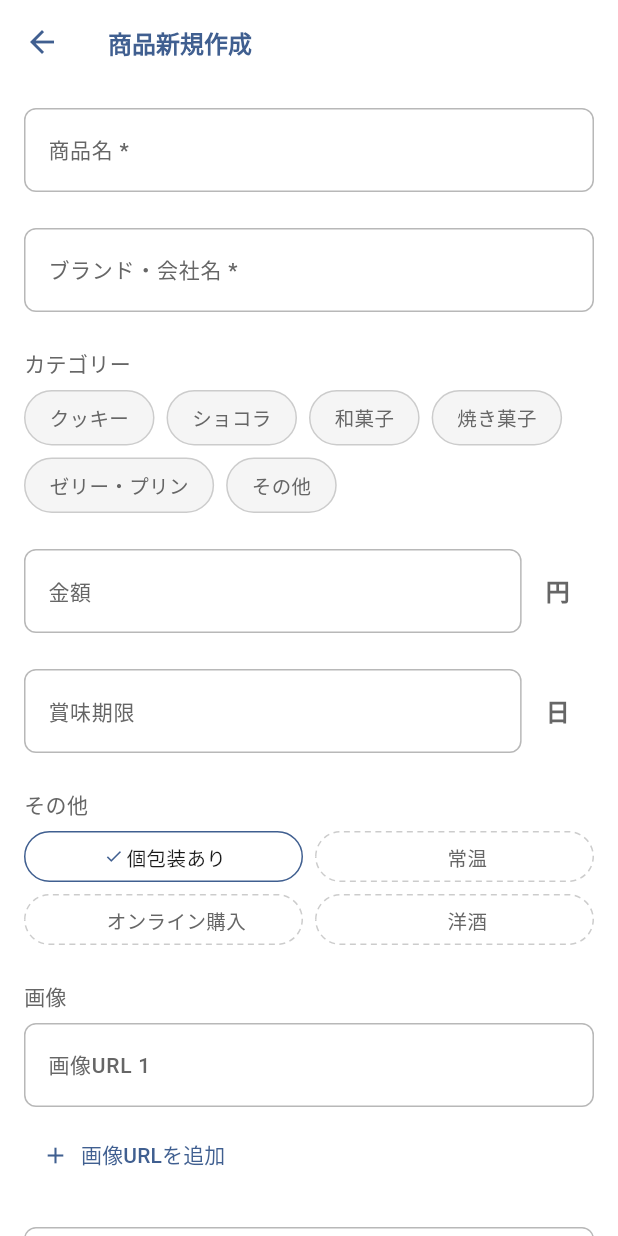
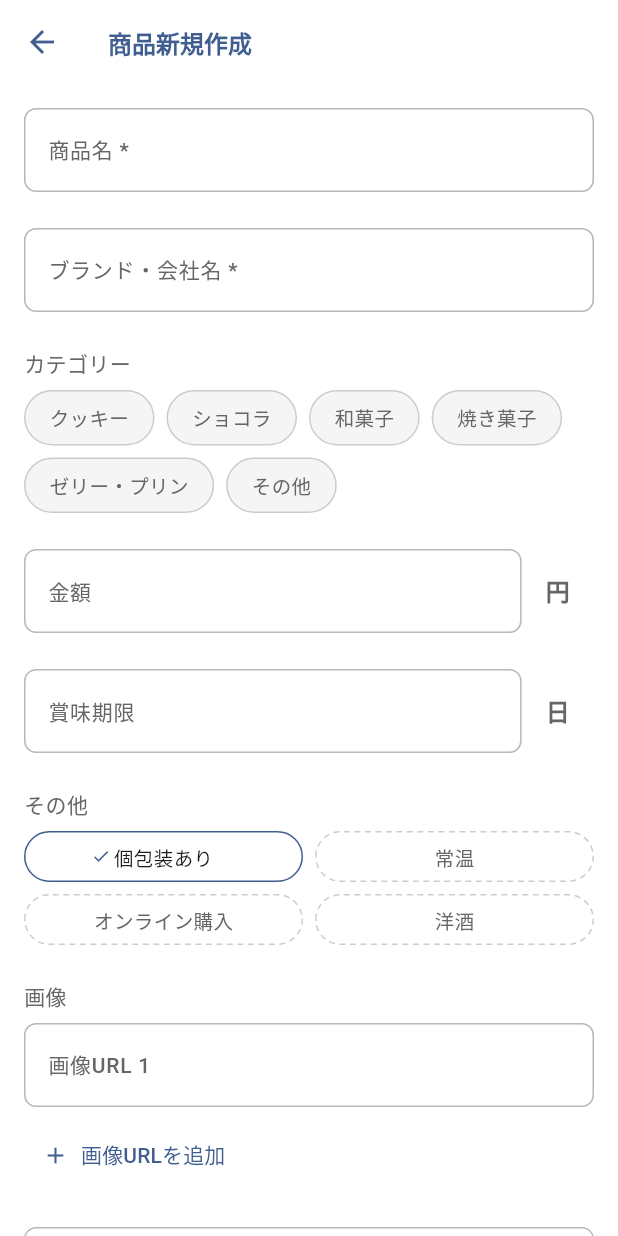
Before and after one commit to erablea/admin_app, a Flutter app: the ItemFormScreen screen opened directly, after a tap on "個包装", on a phone screen of 412 x 824 dp. Run offline on Flutter 3.47's test engine with Material 3 defaults, Android fonts, the phone set to English and light mode, and no system bars; our stand-ins replace supabase_flutter; accounts and stored records are empty.

Commit message:
条件チップのラベルをチェック有無に関わらず中央寄せに（alamode_appと同様）
チェックマーク分の空きスロットが左側にしかなく、チェックなしの状態で
ラベルがボタン中央よりわずかに右寄りになっていた。右側にも同じ幅の
ダミー枠を追加し、チェックの有無に関わらずラベルが常にボタン中央に
来るようにした。

```diff
--- a/lib/widgets/common_widgets.dart
+++ b/lib/widgets/common_widgets.dart
@@ -170,6 +170,7 @@ class CommonWidgets {
                 style: TextStyle(fontSize: 13, color: textColor),
               ),
             ),
+            const SizedBox(width: 17),
           ],
         ),
       ),
```
